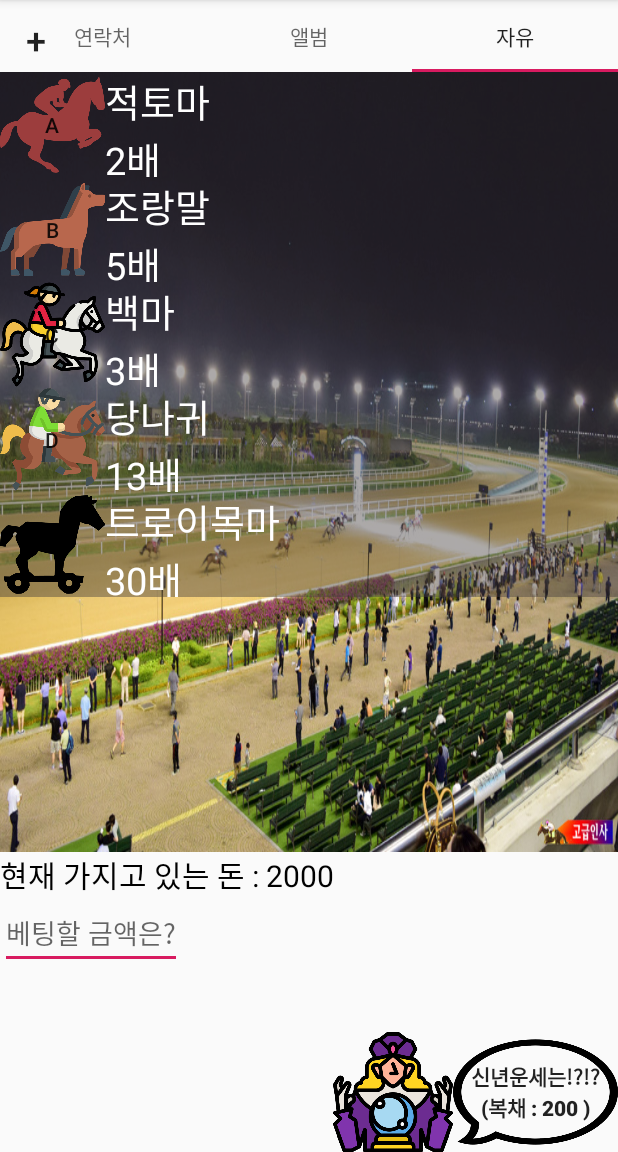
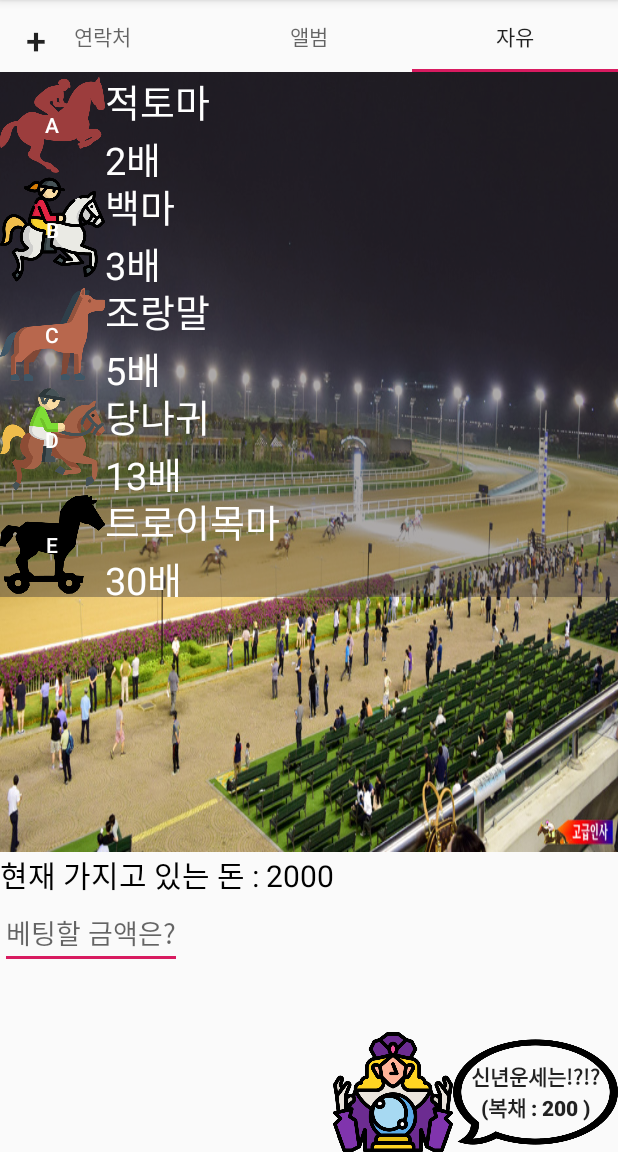
Before and after one commit to Suho0922/mc, an Android app: the screen it shows after launch (MainActivity), tab 3 chosen, on a phone screen of 412 x 824 dp, the part 84-1236 px from its top. Run offline under Robolectric (Android 15) with nearby library versions, the phone set to English and light mode, and no system bars.

Commit message:
more pretty

```diff
--- a/app/src/main/java/com/suho/tab/MainActivity.java
+++ b/app/src/main/java/com/suho/tab/MainActivity.java
@@ -26,7 +26,7 @@ import java.util.List;
 
 public class MainActivity extends AppCompatActivity {
 
-    private FragmentPagerAdapter fragmentPagerAdapter;
+    private viewPagerAdapter fragmentPagerAdapter;
 
 
     @Override
@@ -43,9 +43,9 @@ public class MainActivity extends AppCompatActivity {
         viewPager.setAdapter(fragmentPagerAdapter);
         tabLayout.setupWithViewPager(viewPager);
 
-        //FragMonday customListFrgmt = (FragMonday) getSupportFragmentManager().findFragmentById(R.id.fragmonday);
-        //ListViewAdapter LV = new ListViewAdapter();
-        //customListFrgmt.addItem(ContextCompat.getDrawable(this, R.drawable.ic_account_test1), "New Box", "New Account Box Black 36dp") ;
+        //FragMonday addFragment = (FragMonday) getSupportFragmentManager().findFragmentById(R.id.fragmonday);
+        //addFrgment.addItem(ContextCompat.getDrawable(this, R.drawable.ic_account_test1), "New Box", "New Account Box Black 36dp") ;
+        //fragmentPagerAdapter.
         }
 
     public void btn_Click1(View view){
--- a/app/src/main/res/layout/frag_wednesday.xml
+++ b/app/src/main/res/layout/frag_wednesday.xml
@@ -12,7 +12,7 @@
         android:layout_height="80dp"
         android:background="@drawable/speech_bubble"
         android:onClick="btn_Click3"
-        android:text="신년운세는!?!?    (복채 : 200 \)"
+        android:text="신년운세는!?!?\n(복채 : 200 \)"
         android:textStyle="bold"
         app:layout_constraintBottom_toBottomOf="parent"
         app:layout_constraintEnd_toEndOf="parent" />
@@ -42,6 +42,7 @@
                 android:layout_height="70dp"
                 android:background="@drawable/horse1"
                 android:backgroundTint="#9C3D3D"
+                android:textColor="#FFFFFF"
                 android:text="A" />
 
             <androidx.constraintlayout.widget.ConstraintLayout
@@ -79,11 +80,53 @@
             android:orientation="horizontal">
 
             <Button
+                android:id="@+id/buttonC"
+                android:layout_width="70dp"
+                android:layout_height="70dp"
+                android:background="@drawable/horse3"
+                android:textColor="#FFFFFF"
+                android:text="B" />
+
+            <androidx.constraintlayout.widget.ConstraintLayout
+                android:layout_width="match_parent"
+                android:layout_height="match_parent">
+
+                <TextView
+                    android:id="@+id/textViewC"
+                    android:layout_width="wrap_content"
+                    android:layout_height="wrap_content"
+                    android:text="3배"
+                    android:textColor="#ffFFFFFF"
+                    android:textSize="25dp"
+                    app:layout_constraintStart_toStartOf="parent"
+                    app:layout_constraintTop_toBottomOf="@+id/textViewCC" />
+
+                <TextView
+                    android:id="@+id/textViewCC"
+                    android:layout_width="match_parent"
+                    android:layout_height="wrap_content"
+                    android:text="백마"
+                    android:textColor="#ffFFFFFF"
+                    android:textSize="25dp"
+                    app:layout_constraintStart_toStartOf="parent"
+                    app:layout_constraintTop_toTopOf="parent" />
+
+            </androidx.constraintlayout.widget.ConstraintLayout>
+        </LinearLayout>
+
+        <LinearLayout
+            android:layout_width="match_parent"
+            android:layout_height="70dp"
+            android:background="#70423D3D"
+            android:orientation="horizontal">
+
+            <Button
                 android:id="@+id/buttonB"
                 android:layout_width="70dp"
                 android:layout_height="70dp"
                 android:background="@drawable/horse2"
-                android:text="B" />
+                android:textColor="#FFFFFF"
+                android:text="C" />
 
             <androidx.constraintlayout.widget.ConstraintLayout
                 android:layout_width="match_parent"
@@ -119,51 +162,12 @@
             android:orientation="horizontal">
 
             <Button
-                android:id="@+id/buttonC"
-                android:layout_width="70dp"
-                android:layout_height="70dp"
-                android:background="@drawable/horse3"
-                android:text="C" />
-
-            <androidx.constraintlayout.widget.ConstraintLayout
-                android:layout_width="match_parent"
-                android:layout_height="match_parent">
-
-                <TextView
-                    android:id="@+id/textViewC"
-                    android:layout_width="wrap_content"
-                    android:layout_height="wrap_content"
-                    android:text="3배"
-                    android:textColor="#ffFFFFFF"
-                    android:textSize="25dp"
-                    app:layout_constraintStart_toStartOf="parent"
-                    app:layout_constraintTop_toBottomOf="@+id/textViewCC" />
-
-                <TextView
-                    android:id="@+id/textViewCC"
-                    android:layout_width="match_parent"
-                    android:layout_height="wrap_content"
-                    android:text="백마"
-                    android:textColor="#ffFFFFFF"
-                    android:textSize="25dp"
-                    app:layout_constraintStart_toStartOf="parent"
-                    app:layout_constraintTop_toTopOf="parent" />
-
-            </androidx.constraintlayout.widget.ConstraintLayout>
-        </LinearLayout>
-
-        <LinearLayout
-            android:layout_width="match_parent"
-            android:layout_height="70dp"
-            android:background="#70423D3D"
-            android:orientation="horizontal">
-
-            <Button
                 android:id="@+id/buttonD"
                 style="@style/Widget.AppCompat.Button"
                 android:layout_width="70dp"
                 android:layout_height="70dp"
                 android:background="@drawable/horse4"
+                android:textColor="#FFFFFF"
                 android:text="D" />
 
             <androidx.constraintlayout.widget.ConstraintLayout
@@ -204,6 +208,7 @@
                 android:layout_width="70dp"
                 android:layout_height="70dp"
                 android:background="@drawable/horse5"
+                android:textColor="#FFFFFF"
                 android:text="E" />
 
             <androidx.constraintlayout.widget.ConstraintLayout
--- a/app/src/main/res/layout/gungma.xml
+++ b/app/src/main/res/layout/gungma.xml
@@ -28,7 +28,7 @@
             android:layout_height="120dp"
             android:layout_gravity="left"
             android:layout_weight="1"
-            app:srcCompat="@drawable/horse2" />
+            app:srcCompat="@drawable/horse3" />
 
         <ImageView
             android:id="@+id/ccc"
@@ -36,7 +36,7 @@
             android:layout_height="120dp"
             android:layout_gravity="left"
             android:layout_weight="1"
-            app:srcCompat="@drawable/horse3" />
+            app:srcCompat="@drawable/horse2" />
 
         <ImageView
             android:id="@+id/eee"
```
Also changed, not shown: app/src/main/java/com/suho/tab/FragWednesday.java (+28 -9 lines), app/src/main/java/com/suho/tab/GungMa.java (+8 -15 lines).
